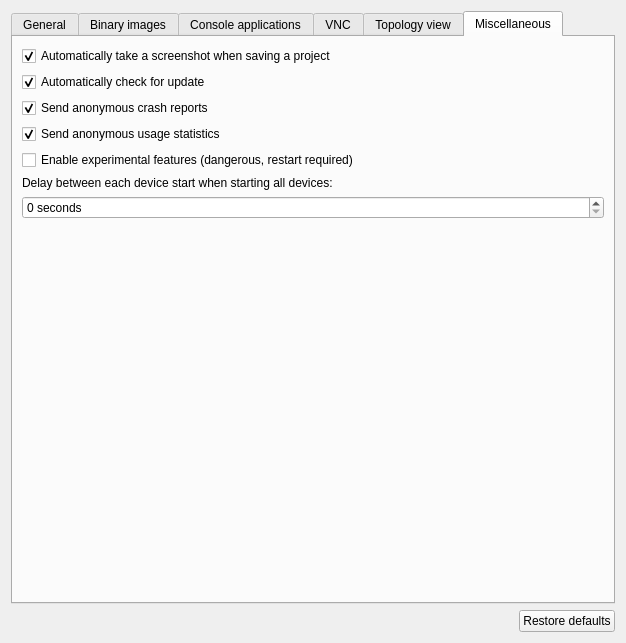
Before: the Qt Designer form gns3/ui/general_preferences_page.ui in GNS3/gns3-gui, drawn with Qt 5.
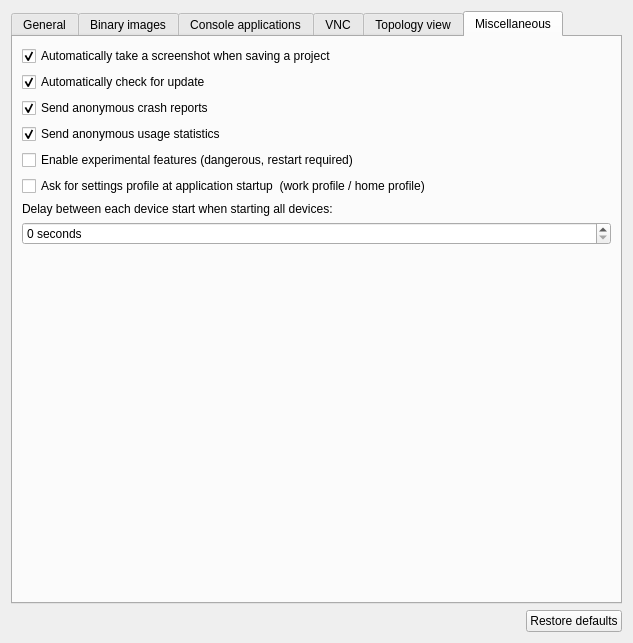
After: the same form once the commit is applied. The open tabs and pages were chosen to show the change.

Commit message:
Allow to enable profile selection at startup
Fix #1484

The edit to the form file:
```diff
--- a/gns3/ui/general_preferences_page.ui
+++ b/gns3/ui/general_preferences_page.ui
@@ -6,7 +6,7 @@
    <rect>
     <x>0</x>
     <y>0</y>
-    <width>626</width>
+    <width>633</width>
     <height>643</height>
    </rect>
   </property>
@@ -778,6 +778,13 @@
          </property>
         </widget>
        </item>
+       <item>
+        <widget class="QCheckBox" name="uiMultiProfilesCheckBox">
+         <property name="text">
+          <string>Ask for settings profile at application startup  (work profile / home profile)</string>
+         </property>
+        </widget>
+       </item>
        <item>
         <widget class="QLabel" name="uiSlowStartAllLabel">
          <property name="text">
```
The commit also changes 9 other files.
